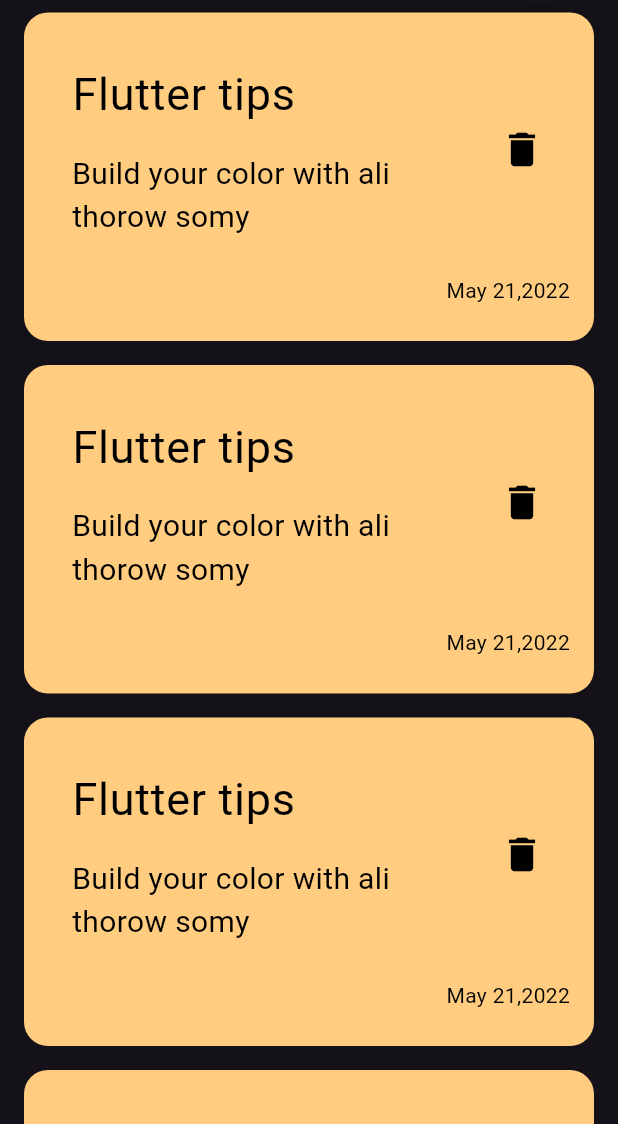
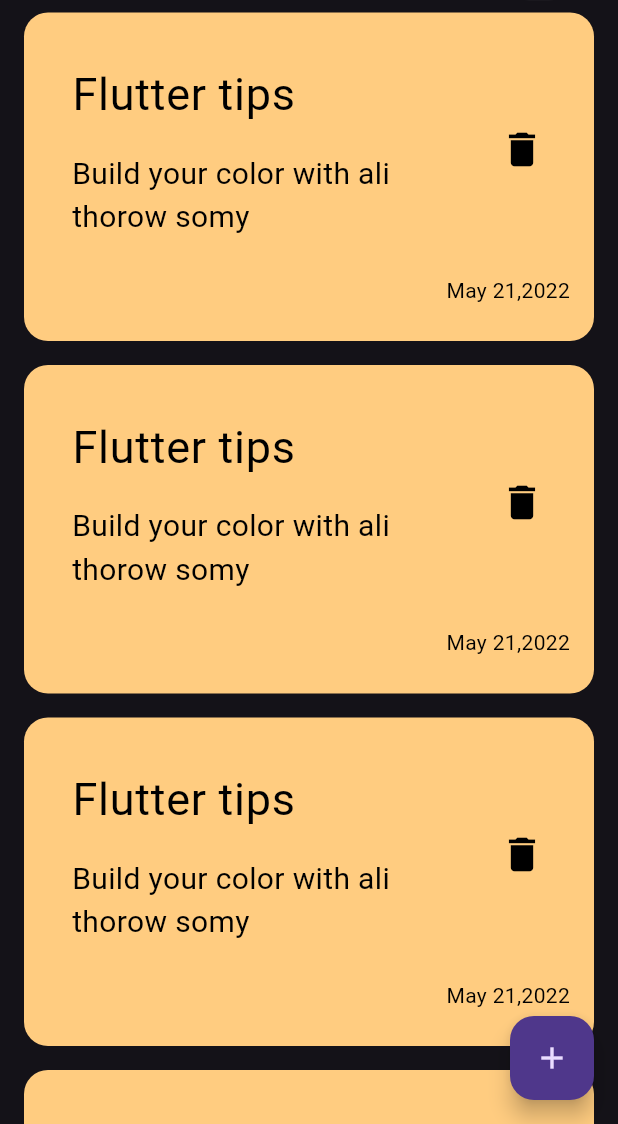
Before and after one commit to aaaameen/nots_app, a Flutter app: the screen it shows after launch, on a phone screen of 412 x 824 dp, the part 112-1236 px from its top. Run offline on Flutter 3.47's test engine with Material 3 defaults, Android fonts, the phone set to English and light mode, and no system bars.

Commit message:
create flotingactionbutton

```diff
--- a/lib/view/note_view.dart
+++ b/lib/view/note_view.dart
@@ -7,7 +7,8 @@ class NoteView extends StatelessWidget {
   @override
   Widget build(BuildContext context) {
     return Scaffold(
-      body:noteviewbody()
+      body:noteviewbody(),
+      floatingActionButton: FloatingActionButton(onPressed: (){},child: Icon(Icons.add),),
     );
   }
 }
--- /dev/null
+++ b/lib/view/widgets/coustolistview.dart
@@ -0,0 +1,18 @@
+import 'package:flutter/cupertino.dart';
+import 'package:note_app/view/widgets/customitem.dart';
+
+class notelistview extends StatelessWidget {
+  const notelistview({super.key});
+  final data=const[
+
+  ];
+  @override
+  Widget build(BuildContext context) {
+    return ListView.builder(
+
+      itemBuilder: (context, i) {
+        return noteitem();
+      },
+    );
+  }
+}
--- a/lib/view/widgets/noteviewbody.dart
+++ b/lib/view/widgets/noteviewbody.dart
@@ -1,6 +1,8 @@
 import 'package:flutter/material.dart';
+import 'package:note_app/view/widgets/coustolistview.dart';
 import 'package:note_app/view/widgets/customappbar.dart';
 import 'package:note_app/view/widgets/customitem.dart';
+import 'package:note_app/view/widgets/noteviewbody.dart';
 
 class noteviewbody extends StatelessWidget {
   const noteviewbody({super.key});
@@ -10,18 +12,3 @@ class noteviewbody extends StatelessWidget {
     return Column(children: [customappbar(), Expanded(child: notelistview())]);
   }
 }
-
-class notelistview extends StatelessWidget {
-  const notelistview({super.key});
-
-  @override
-  Widget build(BuildContext context) {
-    return ListView.builder(
-      physics: NeverScrollableScrollPhysics(),
-      shrinkWrap: true,
-      itemBuilder: (context, i) {
-        return noteitem();
-      },
-    );
-  }
-}
```
